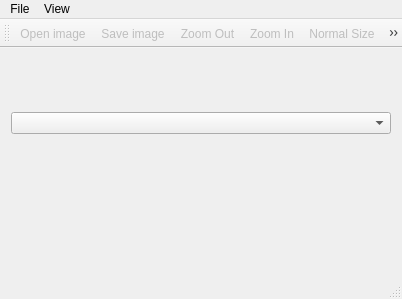
Old version of the form ParkanImageViewer/ParkanImageViewer/ui/viewer_app.ui in the repository DinoL/Parkan.
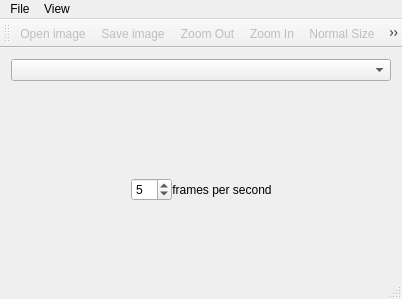
New version of the form. Icons and pictures are not drawn.

Commit message: [*] Refactor interface, add buttons to control animation

What changed in the file:
```diff
--- a/ParkanImageViewer/ParkanImageViewer/ui/viewer_app.ui
+++ b/ParkanImageViewer/ParkanImageViewer/ui/viewer_app.ui
@@ -52,6 +52,104 @@
       </property>
      </widget>
     </item>
+    <item>
+     <layout class="QHBoxLayout" name="horizontalLayout">
+      <property name="spacing">
+       <number>0</number>
+      </property>
+      <item>
+       <widget class="QPushButton" name="previous_frame_button">
+        <property name="text">
+         <string/>
+        </property>
+        <property name="icon">
+         <iconset resource="../icons.qrc">
+          <normaloff>:/icons/previous_frame_icon.png</normaloff>:/icons/previous_frame_icon.png</iconset>
+        </property>
+        <property name="flat">
+         <bool>true</bool>
+        </property>
+       </widget>
+      </item>
+      <item>
+       <widget class="QPushButton" name="play_pause_button">
+        <property name="text">
+         <string/>
+        </property>
+        <property name="icon">
+         <iconset resource="../icons.qrc">
+          <normaloff>:/icons/pause_icon.png</normaloff>
+          <normalon>:/icons/play_icon.png</normalon>:/icons/pause_icon.png</iconset>
+        </property>
+        <property name="checkable">
+         <bool>true</bool>
+        </property>
+        <property name="flat">
+         <bool>true</bool>
+        </property>
+       </widget>
+      </item>
+      <item>
+       <widget class="QPushButton" name="next_frame_button">
+        <property name="text">
+         <string/>
+        </property>
+        <property name="icon">
+         <iconset resource="../icons.qrc">
+          <normaloff>:/icons/next_frame_icon.png</normaloff>:/icons/next_frame_icon.png</iconset>
+        </property>
+        <property name="flat">
+         <bool>true</bool>
+        </property>
+       </widget>
+      </item>
+      <item>
+       <widget class="QSpinBox" name="frames_per_second_control">
+        <property name="minimum">
+         <number>1</number>
+        </property>
+        <property name="maximum">
+         <number>20</number>
+        </property>
+        <property name="value">
+         <number>5</number>
+        </property>
+       </widget>
+      </item>
+      <item alignment="Qt::AlignHCenter">
+       <widget class="QLabel" name="frames_per_second_label">
+        <property name="minimumSize">
+         <size>
+          <width>95</width>
+          <height>0</height>
+         </size>
+        </property>
+        <property name="text">
+         <string>frames per second</string>
+        </property>
+        <property name="scaledContents">
+         <bool>false</bool>
+        </property>
+        <property name="alignment">
+         <set>Qt::AlignCenter</set>
+        </property>
+       </widget>
+      </item>
+      <item>
+       <spacer name="horizontalSpacer">
+        <property name="orientation">
+         <enum>Qt::Horizontal</enum>
+        </property>
+        <property name="sizeHint" stdset="0">
+         <size>
+          <width>40</width>
+          <height>20</height>
+         </size>
+        </property>
+       </spacer>
+      </item>
+     </layout>
+    </item>
    </layout>
   </widget>
   <widget class="QMenuBar" name="menuBar">
```
Left out of the diff: 4 changed lines with no effect on the pictures. The commit also changes 2 other files.
